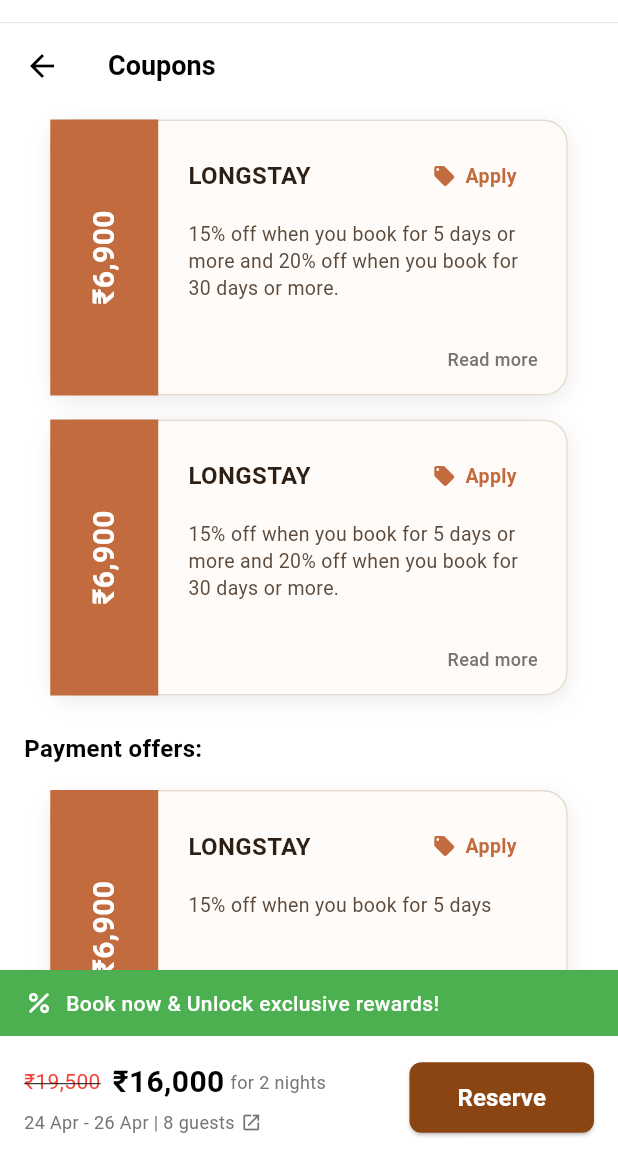
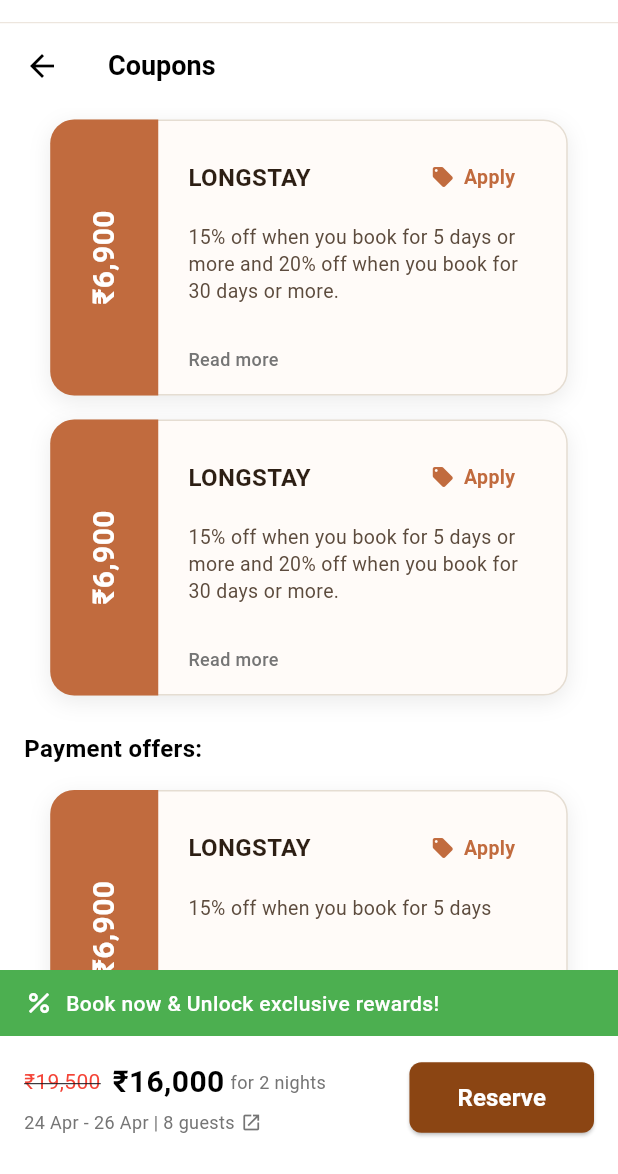
Before and after one commit to rajni2002491/spacez_app, a Flutter app: the screen it shows after launch, on a phone screen of 412 x 824 dp, the part 62-1236 px from its top. Run offline on Flutter 3.47's test engine with Material 3 defaults, Android fonts, the phone set to English and light mode, and no system bars.

Commit message:
Refactor CouponCard layout by simplifying the 'Read more' text alignment and enhancing the _ApplyButton styling with border properties for a more polished appearance.

```diff
--- a/lib/widgets/coupon_card.dart
+++ b/lib/widgets/coupon_card.dart
@@ -70,15 +70,12 @@ class CouponCard extends StatelessWidget {
                         ),
                       ),
                       const Spacer(),
-                      Align(
-                        alignment: Alignment.centerRight,
-                        child: Text(
-                          'Read more',
-                          style: TextStyle(
-                            fontSize: 12,
-                            fontWeight: FontWeight.w500,
-                            color: Colors.grey.shade600,
-                          ),
+                      Text(
+                        'Read more',
+                        style: TextStyle(
+                          fontSize: 12,
+                          fontWeight: FontWeight.w500,
+                          color: Colors.grey.shade600,
                         ),
                       ),
                     ],
@@ -104,6 +101,7 @@ class _CouponStub extends StatelessWidget {
       width: 72,
       decoration: const BoxDecoration(
         color: CouponCard._brandColor,
+        borderRadius: BorderRadius.horizontal(left: Radius.circular(16)),
       ),
       child: Center(
         child: RotatedBox(
@@ -131,13 +129,13 @@ class _ApplyButton extends StatelessWidget {
   Widget build(BuildContext context) {
     return InkWell(
       onTap: onTap,
-      //borderRadius: BorderRadius.circular(20),
+      borderRadius: BorderRadius.circular(20),
       child: Ink(
         padding: const EdgeInsets.symmetric(horizontal: 14, vertical: 8),
         decoration: BoxDecoration(
           color: Colors.white,
-          //border: Border.all(color: CouponCard._brandColor),
-         // borderRadius: BorderRadius.circular(20),
+          border: Border.all(color: CouponCard._brandColor),
+          borderRadius: BorderRadius.circular(20),
         ),
         child: Row(
           mainAxisSize: MainAxisSize.min,
```
